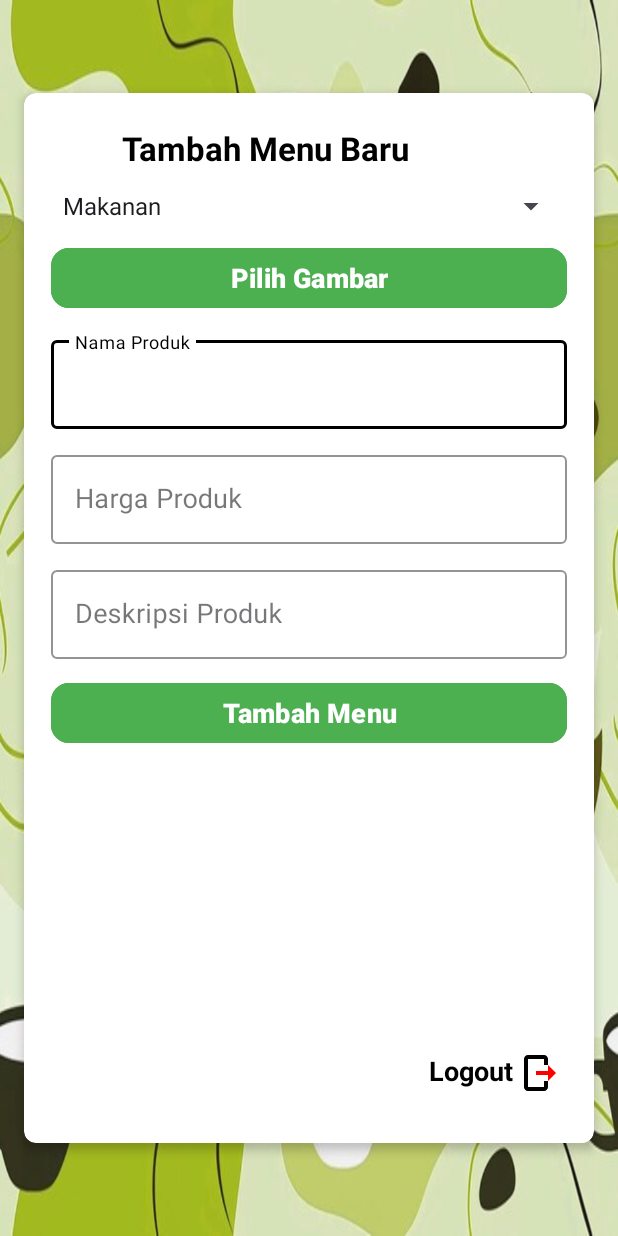
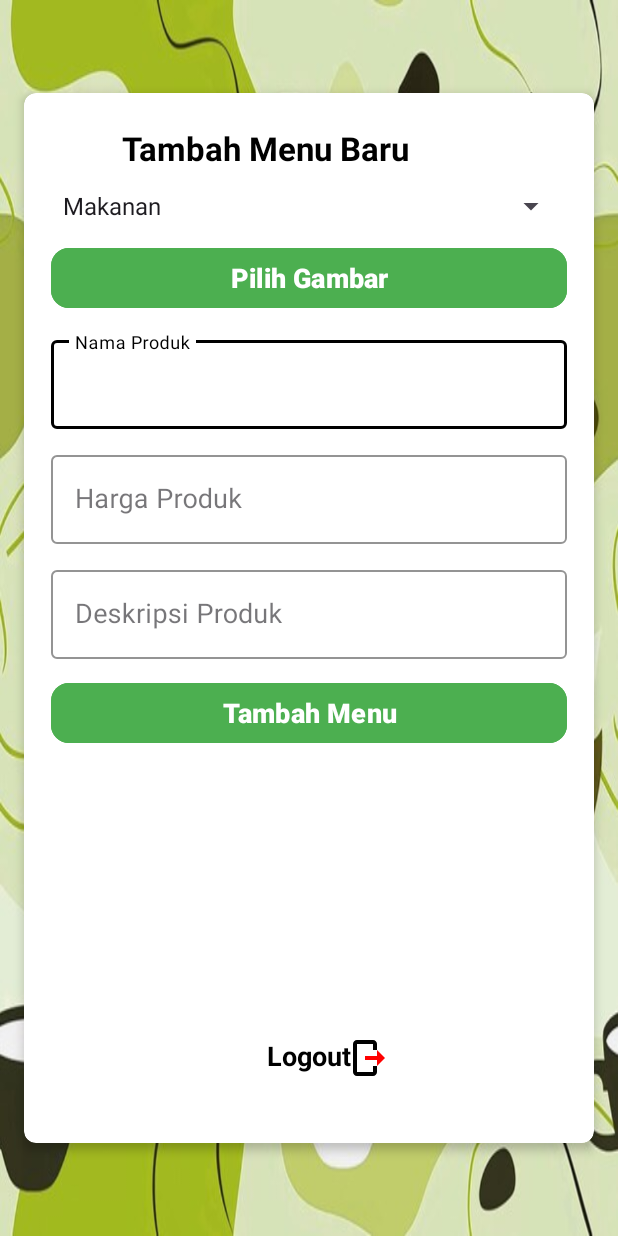
Before and after one commit to LynixID/CafeApp-UTS, an Android app: the TambahMenu screen opened directly, with no data from a screen before it, on a phone screen of 412 x 824 dp. Run offline under Robolectric (Android 15) with nearby library versions, the phone set to English and light mode, and no system bars; our stand-ins replace Room's generated code, data binding.

Commit message:
atur layouttambah menu

```diff
--- a/app/src/main/res/layout/tambah_menu.xml
+++ b/app/src/main/res/layout/tambah_menu.xml
@@ -162,7 +162,8 @@
                     android:layout_height="32dp"
                     android:contentDescription="Logout Icon"
                     android:src="@drawable/exit_icon"
-                    android:layout_marginTop="200dp"
+                    android:layout_marginRight="120dp"
+                    android:layout_marginTop="190dp"
                     app:layout_constraintEnd_toEndOf="parent"
                     app:layout_constraintStart_toEndOf="@id/tvLogout"
                     app:layout_constraintTop_toBottomOf="@id/btnTambahMenu"
@@ -172,12 +173,12 @@
                     android:id="@+id/tvLogout"
                     android:layout_width="wrap_content"
                     android:layout_height="wrap_content"
-                    android:layout_marginStart="252dp"
-                    android:layout_marginTop="202dp"
+                    android:layout_marginTop="192dp"
                     android:text="Logout"
                     android:textColor="@color/black"
                     android:textSize="18sp"
                     android:textStyle="bold"
+                    app:layout_constraintEnd_toEndOf="parent"
                     app:layout_constraintStart_toStartOf="parent"
                     app:layout_constraintTop_toBottomOf="@id/btnTambahMenu" />
             </androidx.constraintlayout.widget.ConstraintLayout>
```
